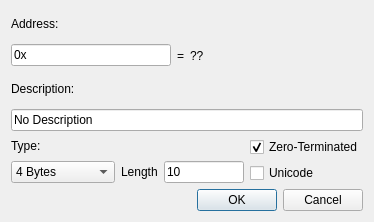
Before: the Qt Designer form GUI/addaddressmanuallydialog.ui in korcankaraokcu/PINCE, drawn with Qt 5.
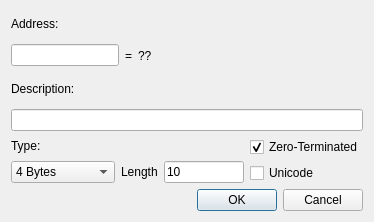
After: the same form once the commit is applied.

Commit message: Partially implemented double click event on address table GUI Update Minor bugfixes

What changed in the file:
```diff
--- a/GUI/addaddressmanuallydialog.ui
+++ b/GUI/addaddressmanuallydialog.ui
@@ -33,8 +33,20 @@
       <layout class="QHBoxLayout" name="horizontalLayout">
        <item>
         <widget class="QLineEdit" name="lineEdit_address">
+         <property name="sizePolicy">
+          <sizepolicy hsizetype="Fixed" vsizetype="Fixed">
+           <horstretch>0</horstretch>
+           <verstretch>0</verstretch>
+          </sizepolicy>
+         </property>
+         <property name="minimumSize">
+          <size>
+           <width>100</width>
+           <height>0</height>
+          </size>
+         </property>
          <property name="text">
-          <string>0x</string>
+          <string/>
          </property>
         </widget>
        </item>
@@ -81,7 +93,7 @@
      <item>
       <widget class="QLineEdit" name="lineEdit_description">
        <property name="text">
-        <string>No Description</string>
+        <string/>
        </property>
       </widget>
      </item>
```
The commit also changes 4 other files.
